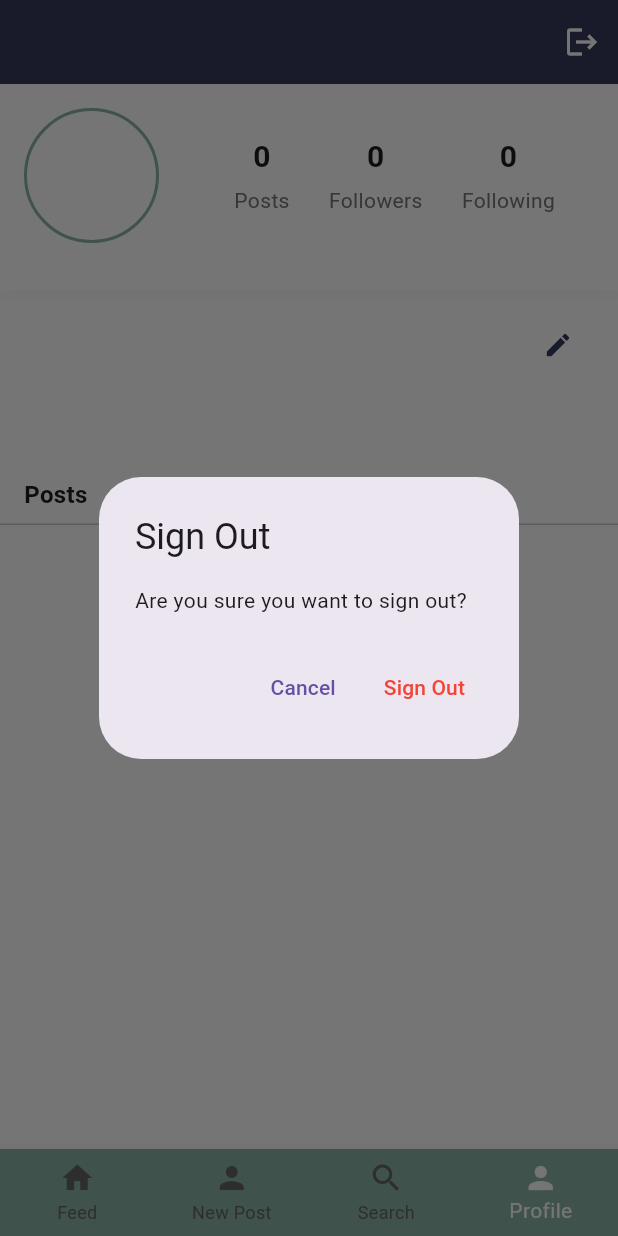
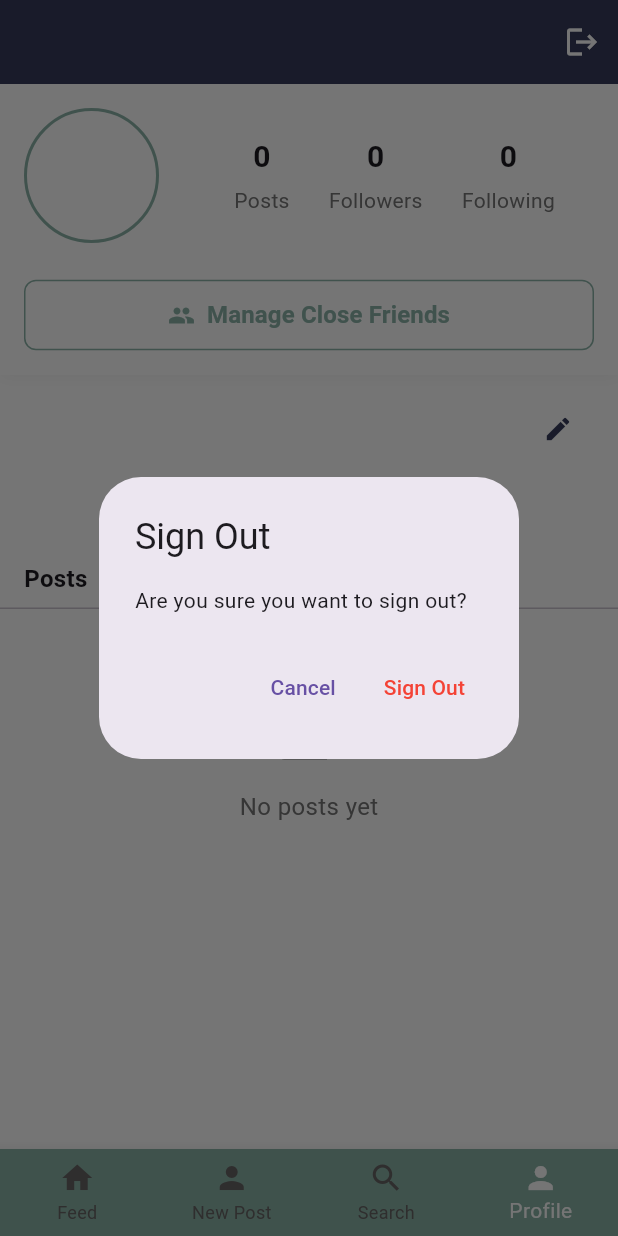
Before and after one commit to 6510615252/cn322-project, a Flutter app: the screen it shows once a user with an empty profile is signed in, item 4 of the bottom bar chosen, after a tap on the "logout" icon, on a phone screen of 412 x 824 dp. Run offline on Flutter 3.47's test engine with Material 3 defaults, Android fonts, the phone set to English and light mode, and no system bars; our stand-ins replace cloud_firestore, firebase_auth, firebase_core, firebase_database, firebase_storage, flutter_dotenv and 2 more; accounts and stored records are empty; network calls fail.

Commit message:
fix bug + add manage cf button on profile

```diff
--- a/lib/screens/ProfilePage.dart
+++ b/lib/screens/ProfilePage.dart
@@ -3,6 +3,7 @@ import 'package:firebase_auth/firebase_auth.dart';
 import 'package:outstragram/services/postService.dart';
 import 'package:outstragram/services/userService.dart';
 import 'package:outstragram/screens/post_detail_page.dart';
+import 'package:outstragram/widgets/manage_close_friends_button.dart';
 
 // Define app theme colors for consistency
 class AppTheme {
@@ -19,6 +20,7 @@ class ProfilePage extends StatefulWidget {
   @override
   State<ProfilePage> createState() => _ProfilePageState();
 }
+
 
 class _ProfilePageState extends State<ProfilePage> {
   final User? currentUser = FirebaseAuth.instance.currentUser;
@@ -265,6 +267,13 @@ class _ProfilePageState extends State<ProfilePage> {
           ),
           const SizedBox(height: 16),
           // Follow/Unfollow button
+           if (isMyProfile) ...[
+            const SizedBox(height: 8),
+            SizedBox(
+              width: double.infinity,
+              child: ManageCloseFriendsButton(), // แทนที่ OutlinedButton
+            ),
+          ],
           if (!isMyProfile)
             SizedBox(
               width: double.infinity,
--- a/lib/screens/new_post_page.dart
+++ b/lib/screens/new_post_page.dart
@@ -607,7 +607,7 @@ class _NewPostPageState extends State<NewPostPage> {
                                     child: Text(
                                       _isPrivate
                                           ? _closeFriends.isNotEmpty
-                                              ? "Only your close friends will see this post (${_closeFriends.length} friends)"
+                                              ? "Only your close friends will see this post (${_closeFriends.toSet().length} friends)"
                                               : "Only your close friends will see this post. You haven't added any close friends yet."
                                           : "Everyone will be able to see this post",
                                       style: TextStyle(
--- a/lib/services/userService.dart
+++ b/lib/services/userService.dart
@@ -54,6 +54,7 @@ class UserService {
 
   Future<void> searchUsers(
       String query, Function(List<Map<String, dynamic>>) updateResults) async {
+        query = query.toLowerCase().trim();
     if (query.isEmpty) {
       updateResults([]); // หาก query ว่าง ให้เคลียร์ผลลัพธ์
       return;
--- /dev/null
+++ b/lib/widgets/manage_close_friends_button.dart
@@ -0,0 +1,213 @@
+import 'package:flutter/material.dart';
+import 'package:firebase_auth/firebase_auth.dart';
+import 'package:outstragram/services/userService.dart';
+
+
+class AppTheme {
+  static const Color creamColor = Color(0xFFF5F0DC);
+  static const Color navyColor = Color(0xFF363B5C);
+  static const Color tealColor = Color(0xFF8BB3A8);
+  static const Color lightGreenColor = Color(0xFFB4DBA0);
+}
+class ManageCloseFriendsButton extends StatefulWidget {
+  final String? uid;
+
+   ManageCloseFriendsButton({super.key, String? uid})
+      : uid = uid ?? FirebaseAuth.instance.currentUser?.uid;
+
+  @override
+  _ManageCloseFriendsButtonState createState() => _ManageCloseFriendsButtonState();
+
+}
+
+class _ManageCloseFriendsButtonState extends State<ManageCloseFriendsButton> {
+  final UserService _userService = UserService();
+  List<String> _closeFriends = [];
+  bool _isLoading = false;
+
+  @override
+  void initState() {
+    super.initState();
+    _loadCloseFriends();
+  }
+
+  Future<void> _loadCloseFriends() async {
+    try {
+      List<String> closeFriends =
+          await _userService.getCloseFriends(widget.uid!);
+      if (mounted) {
+        setState(() {
+          _closeFriends = closeFriends;
+        });
+      }
+    } catch (e) {
+      if (mounted) {
+        ScaffoldMessenger.of(context).showSnackBar(
+          SnackBar(content: Text("Error loading close friends: $e")),
+        );
+      }
+    }
+  }
+
+  Future<void> _addToCloseFriends(List<String> selectedUsers) async {
+    setState(() {
+      _isLoading = true;
+    });
+
+    try {
+      await _userService.addCloseFriends(widget.uid!, selectedUsers);
+      if (mounted) {
+        setState(() {
+          _closeFriends.addAll(selectedUsers);
+        });
+        ScaffoldMessenger.of(context).showSnackBar(
+          const SnackBar(
+            content: Text("Close friends updated successfully!"),
+            backgroundColor: AppTheme.navyColor,
+          ),
+        );
+      }
+    } catch (e) {
+      if (mounted) {
+        ScaffoldMessenger.of(context).showSnackBar(
+          SnackBar(
+            content: Text("Error adding close friends: $e"),
+            backgroundColor: Colors.red,
+          ),
+        );
+      }
+    } finally {
+      if (mounted) {
+        setState(() {
+          _isLoading = false;
+        });
+      }
+    }
+  }
+
+  void _showAddCloseFriendsDialog() async {
+    List<String> selectedUsers = [];
+
+    List<String> followingUsers =
+        await _userService.getFollowingUsers(widget.uid);
+
+    if (!mounted) return; // Check if the widget is still in the tree
+
+    showDialog(
+      context: context,
+      builder: (BuildContext context) {
+        return StatefulBuilder(
+          builder: (context, setStateDialog) {
+            return AlertDialog(
+              backgroundColor: AppTheme.creamColor,
+              title: Row(
+                children: [
+                  Icon(Icons.people_alt, color: AppTheme.tealColor),
+                  const SizedBox(width: 10),
+                  const Text("Add Close Friends"),
+                ],
+              ),
+              content: Container(
+                width: double.maxFinite,
+                child: followingUsers.isEmpty
+                    ? const Center(
+                        child: Text("You are not following any users."),
+                      )
+                    : SingleChildScrollView(
+                        child: Column(
+                          mainAxisSize: MainAxisSize.min,
+                          children: followingUsers.map((user) {
+                            return CheckboxListTile(
+                              title: Text(user),
+                              value: selectedUsers.contains(user),
+                              onChanged: (bool? value) {
+                                setStateDialog(() {
+                                  if (value != null) {
+                                    if (value) {
+                                      selectedUsers.add(user);
+                                    } else {
+                                      selectedUsers.remove(user);
+                                    }
+                                  }
+                                });
+                              },
+                              activeColor: AppTheme.tealColor,
+                              checkColor: Colors.white,
+                            );
+                          }).toList(),
+                        ),
+                      ),
+              ),
+              actions: [
+                TextButton(
+                  onPressed: () {
+                    Navigator.of(context).pop();
+                  },
+                  style: TextButton.styleFrom(
+                    foregroundColor: AppTheme.navyColor,
+                  ),
+                  child: const Text("Cancel"),
+                ),
+                ElevatedButton(
+                  onPressed: () {
+                    _addToCloseFriends(selectedUsers);
+                    Navigator.of(context).pop();
+                    _loadCloseFriends();
+                  },
+                  style: ElevatedButton.styleFrom(
+                    backgroundColor: AppTheme.navyColor,
+                    foregroundColor: Colors.white,
+                  ),
+                  child: const Text("Done"),
+                ),
+              ],
+            );
+          },
+        );
+      },
+    );
+  }
+
+  @override
+  Widget build(BuildContext context) {
+    return SizedBox(
+      width: double.infinity,
+      child: OutlinedButton(
+        onPressed: _showAddCloseFriendsDialog,
+        style: OutlinedButton.styleFrom(
+          side: const BorderSide(color: AppTheme.tealColor),
+          padding: const EdgeInsets.symmetric(vertical: 12),
+          shape: RoundedRectangleBorder(
+            borderRadius: BorderRadius.circular(8),
+          ),
+        ),
+        child: Row(
+          mainAxisAlignment: MainAxisAlignment.center,
+          children: [
+            const Icon(Icons.group, color: AppTheme.tealColor),
+            const SizedBox(width: 8),
+            const Text(
+              "Manage Close Friends",
+              style: TextStyle(
+                fontWeight: FontWeight.bold,
+                fontSize: 16,
+                color: AppTheme.tealColor,
+              ),
+            ),
+            if (_isLoading) ...[
+              const SizedBox(width: 8),
+              SizedBox(
+                width: 16,
+                height: 16,
+                child: CircularProgressIndicator(
+                  strokeWidth: 2,
+                  valueColor: AlwaysStoppedAnimation<Color>(AppTheme.tealColor),
+                ),
+              ),
+            ],
+          ],
+        ),
+      ),
+    );
+  }
+}
```
Also changed, not shown: lib/screens/home_page.dart (+11 -20 lines).
